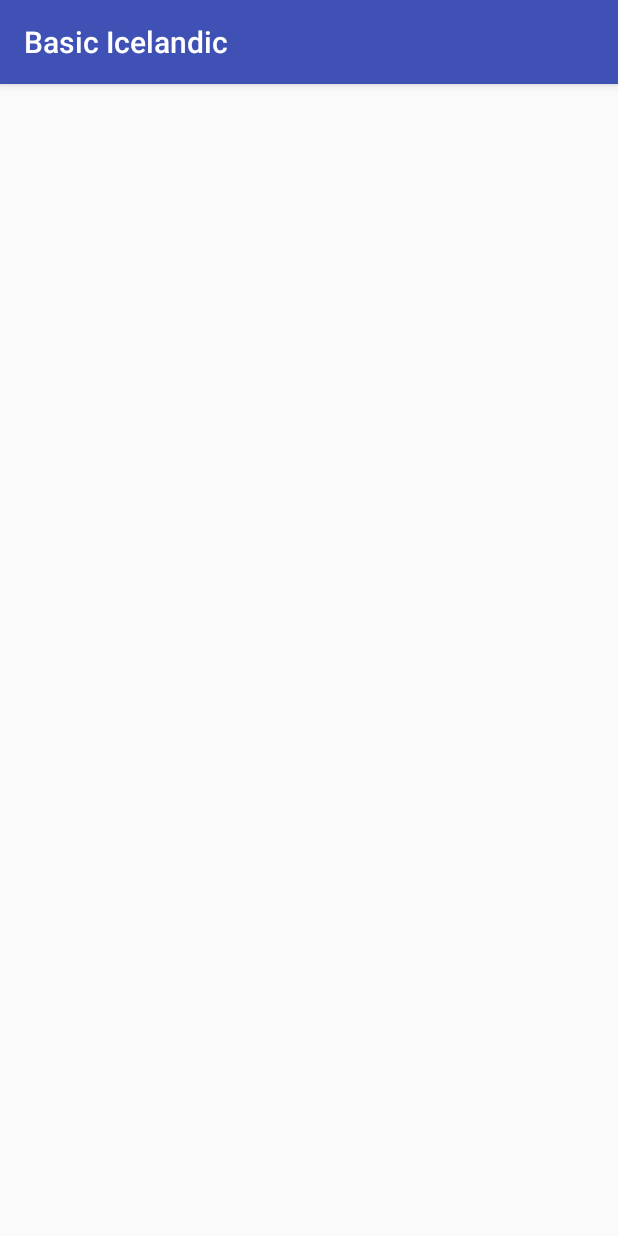
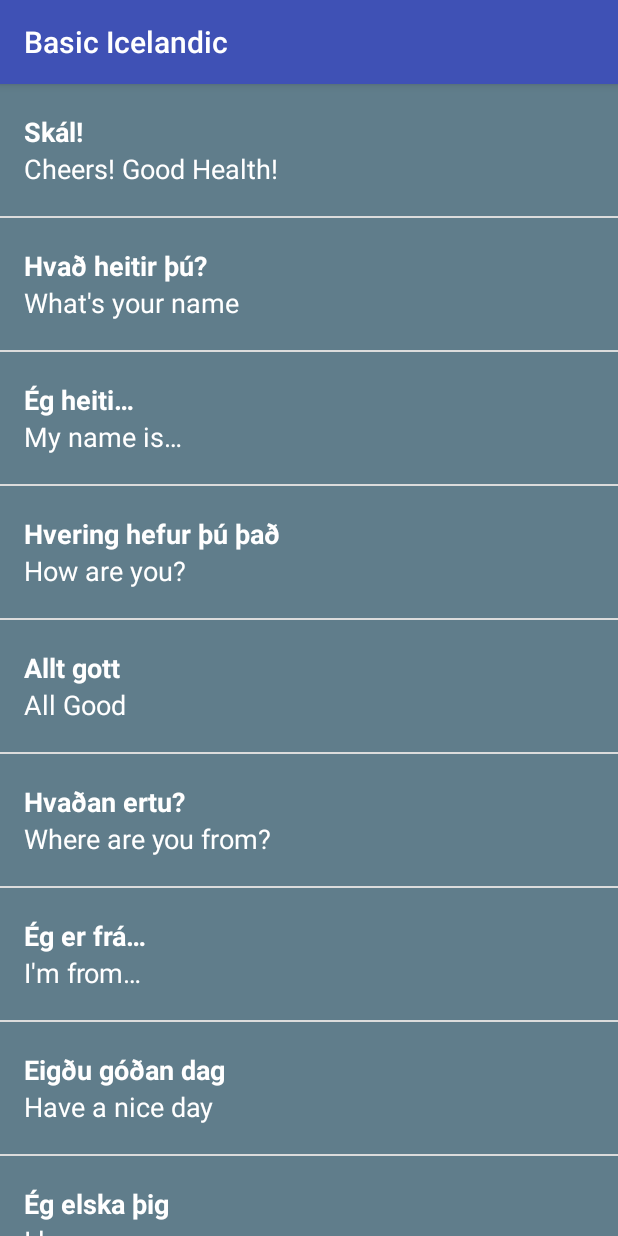
Before and after one commit to shortnd/BasicIcelandicApp, an Android app: the screen it shows after launch (MainActivity), on a phone screen of 412 x 824 dp. Run offline under Robolectric (Android 15) with nearby library versions, the light colour scheme and no system bars.

Commit message:
now able to view the first fragment of phrases on the screen and read them.. going to do first push upto the app store now then work on doing other fragments and getting images and audio

```diff
--- a/app/build.gradle
+++ b/app/build.gradle
@@ -19,12 +19,17 @@ android {
     }
 }
 
+ext {
+    supportLibVersion = '26.+'
+}
+
 dependencies {
     compile fileTree(dir: 'libs', include: ['*.jar'])
     androidTestCompile('com.android.support.test.espresso:espresso-core:2.2.2', {
         exclude group: 'com.android.support', module: 'support-annotations'
     })
     compile 'com.android.support:appcompat-v7:26.+'
+    compile 'com.android.support:design:26.+'
     compile 'com.android.support.constraint:constraint-layout:1.0.2'
     testCompile 'junit:junit:4.12'
 }
--- a/app/src/main/java/design/shortnd/basicicelandic/CategoryAdapter.java
+++ b/app/src/main/java/design/shortnd/basicicelandic/CategoryAdapter.java
@@ -6,17 +6,30 @@ import android.support.v4.app.FragmentManager;
 import android.support.v4.app.FragmentPagerAdapter;
 
 public class CategoryAdapter extends FragmentPagerAdapter {
+
+    private String tabTitles[] = new String[] {"Phrases"};
+
     public CategoryAdapter(FragmentManager fragmentManager) {
         super(fragmentManager);
     }
 
     @Override
     public Fragment getItem(int position) {
+        if (position == 0) {
             return new PhrasesFragment();
+        } else {
+            return new PhrasesFragment();
+        }
     }
 
     @Override
     public int getCount() {
-        return 0;
+        return 1;
+    }
+
+    @Override
+    public CharSequence getPageTitle(int position) {
+        // Generate title based on item position
+        return tabTitles[position];
     }
 }
--- a/app/src/main/java/design/shortnd/basicicelandic/MainActivity.java
+++ b/app/src/main/java/design/shortnd/basicicelandic/MainActivity.java
@@ -5,10 +5,6 @@ import android.support.v4.view.ViewPager;
 import android.support.v7.app.AppCompatActivity;
 
 public class MainActivity extends AppCompatActivity {
-
-
-    //TODO: 2. Implement a Recycler View to Display our list
-
 
     @Override
     protected void onCreate(Bundle savedInstanceState) {
@@ -26,6 +22,5 @@ public class MainActivity extends AppCompatActivity {
         // Set the adapter onto the view pager
         viewPager.setAdapter(adapter);
 
-        //TODO: Implement Tab layout once we get more then one Category
     }
 }
--- a/app/src/main/java/design/shortnd/basicicelandic/PhrasesFragment.java
+++ b/app/src/main/java/design/shortnd/basicicelandic/PhrasesFragment.java
@@ -6,6 +6,7 @@ import android.support.v4.app.Fragment;
 import android.view.LayoutInflater;
 import android.view.View;
 import android.view.ViewGroup;
+import android.widget.ListView;
 
 import java.util.ArrayList;
 
@@ -29,42 +30,54 @@ public class PhrasesFragment extends Fragment {
         // Create a list of words(Phrases)
         final ArrayList<Word> phrases = new ArrayList<>();
 
-        phrases.add(new Word(Integer.toString(R.string.cheers),
-                Integer.toString(R.string.cheers_icelandic)));
+        phrases.add(new Word(getString(R.string.cheers),
+                getString(R.string.cheers_icelandic)));
 
-        phrases.add(new Word(Integer.toString(R.string.whats_your_name),
-                Integer.toString(R.string.whats_your_name_icelandic)));
+        phrases.add(new Word(getString(R.string.whats_your_name),
+                getString(R.string.whats_your_name_icelandic)));
 
-        phrases.add(new Word(Integer.toString(R.string.my_name_is),
-                Integer.toString(R.string.my_name_is_icelandic)));
+        phrases.add(new Word(getString(R.string.my_name_is),
+                getString(R.string.my_name_is_icelandic)));
 
-        phrases.add(new Word(Integer.toString(R.string.how_are_you),
-                Integer.toString(R.string.how_are_you_icelandic)));
+        phrases.add(new Word(getString(R.string.how_are_you),
+                getString(R.string.how_are_you_icelandic)));
 
-        phrases.add(new Word(Integer.toString(R.string.all_good),
-                Integer.toString(R.string.all_good_icelandic)));
+        phrases.add(new Word(getString(R.string.all_good),
+                getString(R.string.all_good_icelandic)));
 
-        phrases.add(new Word(Integer.toString(R.string.where_are_you_from),
-                Integer.toString(R.string.where_are_you_from_icelandic)));
+        phrases.add(new Word(getString(R.string.where_are_you_from),
+                getString(R.string.where_are_you_from_icelandic)));
 
-        phrases.add(new Word(Integer.toString(R.string.im_from),
-                Integer.toString(R.string.im_from_icelandic)));
+        phrases.add(new Word(getString(R.string.im_from),
+                getString(R.string.im_from_icelandic)));
 
-        phrases.add(new Word(Integer.toString(R.string.have_a_nice_day),
-                Integer.toString(R.string.have_a_nice_day_icelandic)));
+        phrases.add(new Word(getString(R.string.have_a_nice_day),
+                getString(R.string.have_a_nice_day_icelandic)));
 
-        phrases.add(new Word(Integer.toString(R.string.i_love_you),
-                Integer.toString(R.string.i_love_you_icelandic)));
+        phrases.add(new Word(getString(R.string.i_love_you),
+                getString(R.string.i_love_you_icelandic)));
 
-        phrases.add(new Word(Integer.toString(R.string.wheres_the_toilet),
-                Integer.toString(R.string.wheres_the_toilet_icelandic)));
+        phrases.add(new Word(getString(R.string.wheres_the_toilet),
+                getString(R.string.wheres_the_toilet_icelandic)));
 
-        phrases.add(new Word(Integer.toString(R.string.yes),
-                Integer.toString(R.string.yes_icelandic)));
+        phrases.add(new Word(getString(R.string.yes),
+                getString(R.string.yes_icelandic)));
 
-        phrases.add(new Word(Integer.toString(R.string.no),
-                Integer.toString(R.string.no_icelandic)));
-        //TODO: Need to Implement an Adapter and then the listView to populate the list
+        phrases.add(new Word(getString(R.string.no),
+                getString(R.string.no_icelandic)));
+        // Create an {@link WordAdapter}, whose data source is a list of {@link Word}s. The
+        // adapter knows how to create list items for each item in the list.
+        WordAdapter adapter = new WordAdapter(getActivity(), phrases, R.color.category_phrases);
+
+        // Find the {@link ListView} object in the view hierarchy of the {@link Activity}.
+        // There should be a {@link ListView} with the view ID called list, which is declared in the
+        // main_list layout file
+        ListView listView = rootView.findViewById(R.id.main_list);
+
+        // Make the {@link ListView} use the {@link WordAdapter} we created above, so that the
+        // {@link ListView} will display list items for each {@link Word} in the list.
+        listView.setAdapter(adapter);
+
         return rootView;
     }
 }
--- a/app/src/main/java/design/shortnd/basicicelandic/Word.java
+++ b/app/src/main/java/design/shortnd/basicicelandic/Word.java
@@ -3,11 +3,14 @@ package design.shortnd.basicicelandic;
 
 
 public class Word {
+    /** Constant value that represents no image was provided for this word/phrase */
+    private static final int NO_IMAGE_PROVIDED = -1;
     /** Default translation of the word/phrase */
     private String mDefaultTranslation;
-
     /** Icelandic translation for the word/phrase */
     private String mIcelandicTranslation;
+    /** Image for the current word */
+    private int mImageResouceId = NO_IMAGE_PROVIDED;
 
     //TODO: Get all audio source files for words/phrases
 //    /** Audio Source for the word */
@@ -35,6 +38,16 @@ public class Word {
         return mIcelandicTranslation;
     }
 
+    /**
+     * Get the current word/phrase Image Resource Id
+     */
+    public int getImageResouceId() { return mImageResouceId; }
+
+    /**
+     * Return wether or not there is an image for the word/phrase
+     */
+    public boolean hasImage() { return mImageResouceId != NO_IMAGE_PROVIDED; }
+
     @Override
     public String toString() {
         return "Word{" +
--- /dev/null
+++ b/app/src/main/java/design/shortnd/basicicelandic/WordAdapter.java
@@ -0,0 +1,73 @@
+package design.shortnd.basicicelandic;
+
+
+import android.app.Activity;
+import android.support.annotation.NonNull;
+import android.support.annotation.Nullable;
+import android.support.v4.content.ContextCompat;
+import android.view.LayoutInflater;
+import android.view.View;
+import android.view.ViewGroup;
+import android.widget.ArrayAdapter;
+import android.widget.ImageView;
+import android.widget.TextView;
+
+import java.util.ArrayList;
+
+public class WordAdapter extends ArrayAdapter<Word> {
+
+    // Color resourceId for background of each list
+    private int mColorResourceId;
+
+    public WordAdapter(Activity context, ArrayList<Word> words, int colorResourceId) {
+        super(context, 0, words);
+        mColorResourceId = colorResourceId;
+    }
+
+    @NonNull
+    @Override
+    public View getView(int position, @Nullable View convertView, @NonNull ViewGroup parent) {
+        View listItemView = convertView;
+        if (listItemView == null) {
+            // Inflates the listItem view is null
+            listItemView = LayoutInflater.from(getContext()).inflate(
+                    R.layout.list_item, parent, false
+            );
+        }
+
+        Word currentWord = getItem(position);
+
+        // Gets the textview for the translation
+        TextView icelandicTranslation = listItemView
+                .findViewById(R.id.icelandic_text_view);
+        // Sets the current word at {@params position} to the text view
+        icelandicTranslation.setText(currentWord.getIcelandicTranslation());
+
+        // Gets the text view for the default language
+        TextView defaultTranslation = listItemView
+                .findViewById(R.id.default_text_view);
+        // Sets the current word at {@params position} to the text view
+        defaultTranslation.setText(currentWord.getDefaultTranslation());
+
+        // Finds the image view on the ListItem
+        ImageView imageView = listItemView.findViewById(R.id.image);
+
+        // Checks to see if there are images with the current words
+        if (currentWord.hasImage()) {
+            // If they have an image set the imageResouce to the imageResouceId
+            imageView.setImageResource(currentWord.getImageResouceId());
+            // Sets the visibility of the ImageView to VISIBLE
+            imageView.setVisibility(View.VISIBLE);
+        } else {
+            imageView.setVisibility(View.GONE);
+        }
+
+        View textContainer = listItemView.findViewById(R.id.text_container);
+
+        int color = ContextCompat.getColor(getContext(), mColorResourceId);
+
+        textContainer.setBackgroundColor(color);
+
+        return listItemView;
+    }
+}
--- a/app/src/main/res/layout/activity_main.xml
+++ b/app/src/main/res/layout/activity_main.xml
@@ -7,6 +7,12 @@
     android:orientation="vertical"
     tools:context="design.shortnd.basicicelandic.MainActivity">
 
+    <!--<android.support.design.widget.TabLayout-->
+        <!--android:id="@+id/sliding_tabs"-->
+        <!--android:layout_width="match_parent"-->
+        <!--android:layout_height="wrap_content"-->
+        <!--app:tabMode="fixed"/>-->
+
     <android.support.v4.view.ViewPager
         android:id="@+id/view_pager"
         android:layout_width="match_parent"
--- /dev/null
+++ b/app/src/main/res/layout/list_item.xml
@@ -0,0 +1,49 @@
+<?xml version="1.0" encoding="utf-8"?>
+<RelativeLayout xmlns:android="http://schemas.android.com/apk/res/android"
+                android:layout_width="wrap_content"
+                android:layout_height="wrap_content"
+                android:minHeight="@dimen/list_item_height">
+
+    <ImageView
+        android:id="@+id/image"
+        android:layout_width="@dimen/list_item_height"
+        android:layout_height="@dimen/list_item_height"/>
+
+    <LinearLayout
+        android:id="@+id/text_container"
+        android:layout_width="match_parent"
+        android:layout_height="@dimen/list_item_height"
+        android:layout_alignParentEnd="true"
+        android:layout_alignParentRight="true"
+        android:layout_alignParentTop="true"
+        android:layout_toEndOf="@+id/image"
+        android:layout_toRightOf="@+id/image"
+        android:orientation="vertical"
+        android:paddingEnd="0dp"
+        android:paddingLeft="16dp"
+        android:paddingRight="0dp"
+        android:paddingStart="16dp">
+
+        <TextView
+            android:id="@+id/icelandic_text_view"
+            android:layout_width="wrap_content"
+            android:layout_height="0dp"
+            android:layout_weight="1"
+            android:gravity="bottom"
+            android:textAppearance="?android:textAppearanceMedium"
+            android:textColor="@android:color/white"
+            android:textStyle="bold"/>
+
+        <TextView
+            android:id="@+id/default_text_view"
+            android:layout_width="wrap_content"
+            android:layout_height="0dp"
+            android:layout_weight="1"
+            android:gravity="top"
+            android:textAppearance="?android:textAppearanceMedium"
+            android:textColor="@android:color/white"/>
+
+
+    </LinearLayout>
+
+</RelativeLayout>
--- a/app/src/main/res/values/colors.xml
+++ b/app/src/main/res/values/colors.xml
@@ -3,4 +3,6 @@
     <color name="colorPrimary">#3F51B5</color>
     <color name="colorPrimaryDark">#303F9F</color>
     <color name="colorAccent">#FF4081</color>
+
+    <color name="category_phrases">#607D8B</color>
 </resources>
--- /dev/null
+++ b/app/src/main/res/values/dimens.xml
@@ -0,0 +1,4 @@
+<?xml version="1.0" encoding="utf-8"?>
+<resources>
+    <dimen name="list_item_height">88dp</dimen>
+</resources>
```
